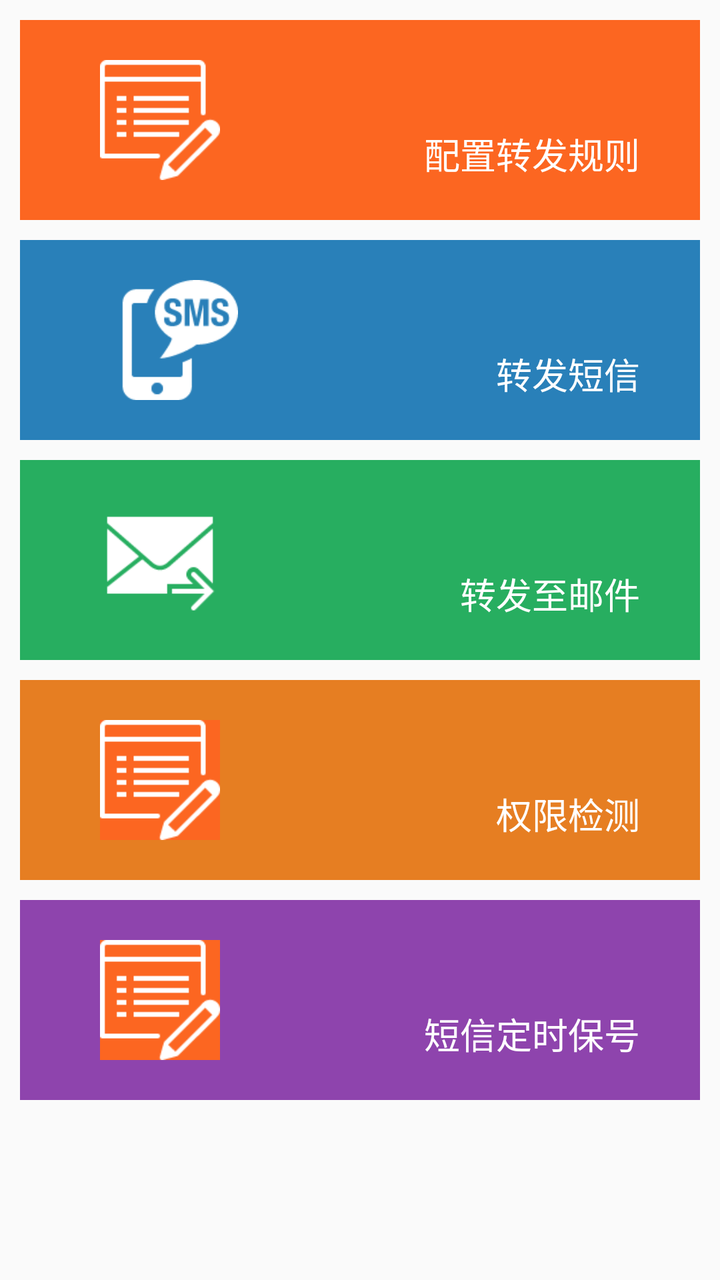
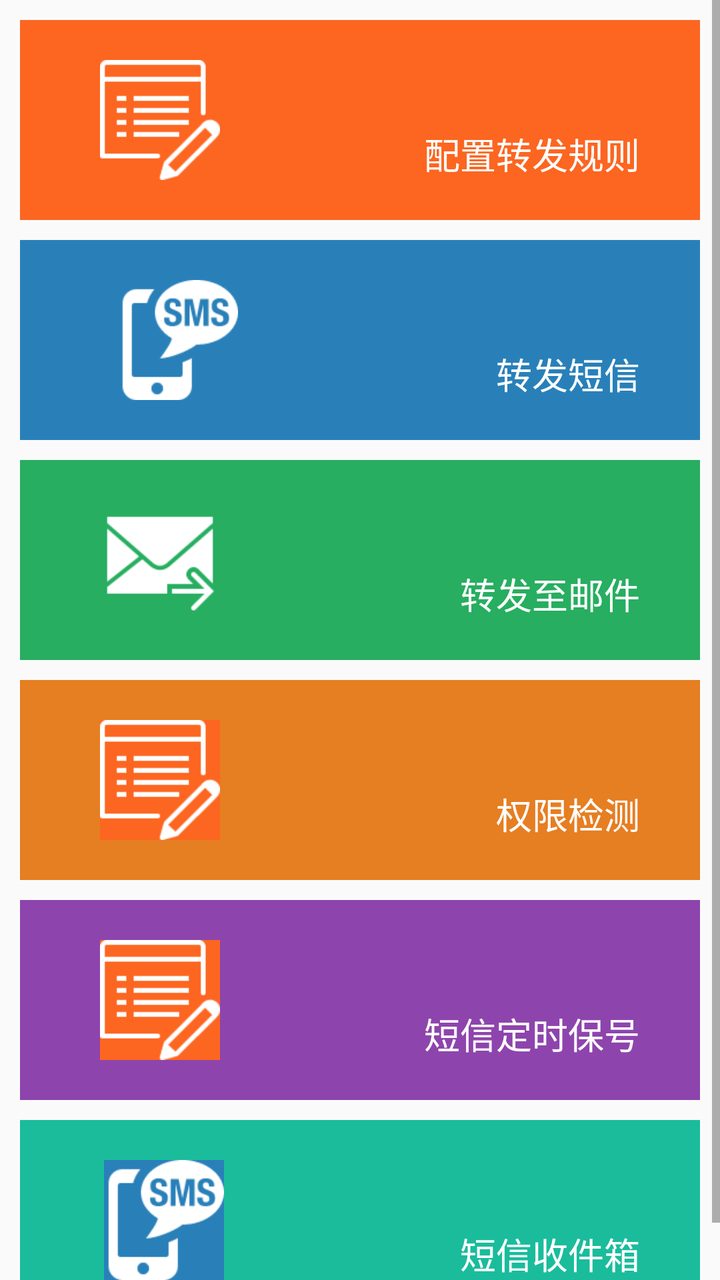

The first picture is an Android layout as it rendered before a commit; the second is the same layout after the commit. The layout source and the unified diff follow.
<!-- AndroidManifest.xml: application theme AppTheme -->
<!-- res/layout/activity_main.xml -->
<?xml version="1.0" encoding="utf-8"?>
<ScrollView xmlns:android="http://schemas.android.com/apk/res/android"
    android:layout_width="match_parent"
    android:layout_height="match_parent">
<LinearLayout
              android:orientation="vertical"
                android:layout_width="match_parent"
                android:layout_height="wrap_content">
    <RelativeLayout
        android:id="@+id/rule_layout"
        android:layout_width="match_parent"
        android:layout_height="100dp"
        android:background="#FC6621"
        android:layout_margin="10dp">
        <ImageView
            android:layout_width="wrap_content"
            android:layout_height="60dp"
            android:layout_marginLeft="20dp"
            android:layout_centerVertical="true"
            android:src="@drawable/setting_pro"/>
        <TextView
            android:layout_width="wrap_content"
            android:layout_height="wrap_content"
            android:layout_alignParentRight="true"
            android:layout_alignParentBottom="true"
            android:layout_marginRight="30dp"
            android:layout_marginBottom="20dp"
            android:text="配置转发规则"
            android:textSize="18sp"
            android:textColor="@android:color/white"/>
    </RelativeLayout>
    <RelativeLayout
        android:id="@+id/sms_relay_layout"
        android:layout_width="match_parent"
        android:layout_height="100dp"
        android:layout_marginLeft="10dp"
        android:layout_marginRight="10dp"
        android:layout_marginBottom="10dp"
        android:background="#2980b9">

        <TextView
            android:layout_width="wrap_content"
            android:layout_height="wrap_content"
            android:layout_alignParentRight="true"
            android:layout_alignParentBottom="true"
            android:layout_marginRight="30dp"
            android:layout_marginBottom="20dp"
            android:text="转发短信"
            android:textSize="18sp"
            android:textColor="@android:color/white"
            android:id="@+id/textView"/>

        <ImageView
            android:layout_width="wrap_content"
            android:layout_height="60dp"
            android:layout_marginLeft="20dp"
            android:src="@drawable/sms_image"
            android:layout_alignBottom="@+id/textView"
            android:layout_alignParentLeft="true"
            android:layout_alignParentStart="true"
            android:layout_marginStart="27dp"
            android:id="@+id/imageView"/>
    </RelativeLayout>

    <RelativeLayout
        android:id="@+id/email_relay_layout"
        android:layout_width="match_parent"
        android:layout_height="100dp"
        android:layout_marginLeft="10dp"
        android:layout_marginRight="10dp"
        android:layout_marginBottom="10dp"
        android:background="#27ae60">
        <ImageView
            android:layout_width="wrap_content"
            android:layout_height="60dp"
            android:layout_marginLeft="20dp"
            android:layout_centerVertical="true"
            android:src="@drawable/email_image"/>
        <TextView
            android:id="@+id/text_email_tip"
            android:layout_width="wrap_content"
            android:layout_height="wrap_content"
            android:layout_alignParentRight="true"
            android:layout_alignParentBottom="true"
            android:layout_marginRight="30dp"
            android:layout_marginBottom="20dp"
            android:text="转发至邮件"
            android:textSize="18sp"
            android:textColor="@android:color/white"/>
    </RelativeLayout>

    <RelativeLayout
        android:id="@+id/permission_guide_layout"
        android:layout_width="match_parent"
        android:layout_height="100dp"
        android:layout_marginLeft="10dp"
        android:layout_marginRight="10dp"
        android:layout_marginBottom="10dp"
        android:background="#e67e22">
        <ImageView
            android:layout_width="wrap_content"
            android:layout_height="60dp"
            android:layout_marginLeft="20dp"
            android:layout_centerVertical="true"
            android:src="@drawable/setting_pro"/>
        <TextView
            android:layout_width="wrap_content"
            android:layout_height="wrap_content"
            android:layout_alignParentRight="true"
            android:layout_alignParentBottom="true"
            android:layout_marginRight="30dp"
            android:layout_marginBottom="20dp"
            android:text="权限检测"
            android:textSize="18sp"
            android:textColor="@android:color/white"/>
    </RelativeLayout>

    <RelativeLayout
        android:id="@+id/keep_alive_layout"
        android:layout_width="match_parent"
        android:layout_height="100dp"
        android:layout_marginLeft="10dp"
        android:layout_marginRight="10dp"
        android:layout_marginBottom="10dp"
        android:background="#8e44ad">
        <ImageView
            android:layout_width="wrap_content"
            android:layout_height="60dp"
            android:layout_marginLeft="20dp"
            android:layout_centerVertical="true"
            android:src="@drawable/setting_pro"/>
        <TextView
            android:layout_width="wrap_content"
            android:layout_height="wrap_content"
            android:layout_alignParentRight="true"
            android:layout_alignParentBottom="true"
            android:layout_marginRight="30dp"
            android:layout_marginBottom="20dp"
            android:text="短信定时保号"
            android:textSize="18sp"
            android:textColor="@android:color/white"/>
    </RelativeLayout>

</LinearLayout>
</ScrollView>
<!-- resources referenced by this layout -->
<resources>
  <!-- drawable email_image: png bitmap (drawable, 1833 bytes) -->
  <!-- drawable setting_pro: png bitmap (drawable, 1431 bytes) -->
  <!-- drawable sms_image: png bitmap (drawable, 2809 bytes) -->
  <style name="AppTheme" parent="Theme.AppCompat.Light.DarkActionBar">
          
          <item name="colorPrimary">@color/colorPrimary</item>
          <item name="colorPrimaryDark">@color/colorPrimaryDark</item>
          <item name="colorAccent">@color/colorAccent</item>
      </style>
  <color name="colorPrimary">#379392</color>
  <color name="colorPrimaryDark">#379392</color>
  <color name="colorAccent">#379392</color>
</resources>

<!-- the commit's change to res/layout/activity_main.xml (unified diff, before → after) -->
@@ -141,5 +141,42 @@
             android:textColor="@android:color/white"/>
     </RelativeLayout>
 
+    <RelativeLayout
+        android:id="@+id/sms_inbox_layout"
+        android:layout_width="match_parent"
+        android:layout_height="100dp"
+        android:layout_marginLeft="10dp"
+        android:layout_marginRight="10dp"
+        android:layout_marginBottom="10dp"
+        android:background="#1abc9c">
+        <ImageView
+            android:layout_width="wrap_content"
+            android:layout_height="60dp"
+            android:layout_marginLeft="20dp"
+            android:layout_centerVertical="true"
+            android:src="@drawable/sms_image"/>
+        <TextView
+            android:layout_width="wrap_content"
+            android:layout_height="wrap_content"
+            android:layout_alignParentRight="true"
+            android:layout_alignParentBottom="true"
+            android:layout_marginRight="30dp"
+            android:layout_marginBottom="20dp"
+            android:text="短信收件箱"
+            android:textSize="18sp"
+            android:textColor="@android:color/white"/>
+        <TextView
+            android:id="@+id/tv_sms_inbox_subtitle"
+            android:layout_width="wrap_content"
+            android:layout_height="wrap_content"
+            android:layout_alignParentRight="true"
+            android:layout_alignParentTop="true"
+            android:layout_marginRight="30dp"
+            android:layout_marginTop="15dp"
+            android:textSize="13sp"
+            android:textColor="#ccffffff"/>
+    </RelativeLayout>
+
+
 </LinearLayout>
 </ScrollView>
